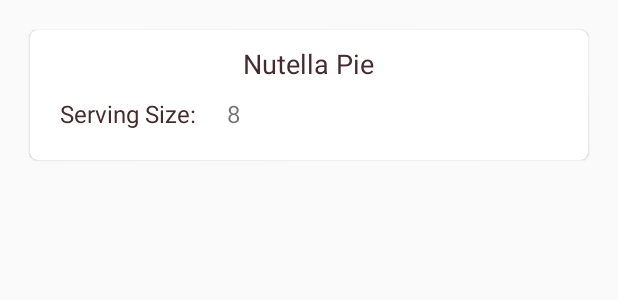
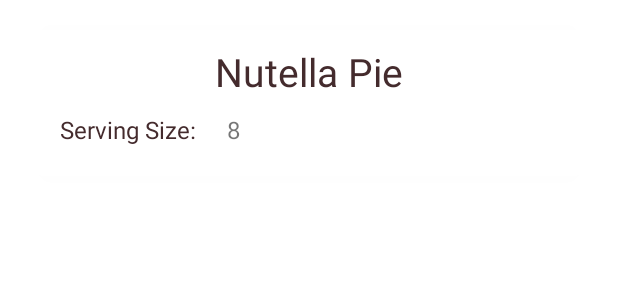
Before and after one commit to encomp/baking, an Android app: the layout item_recipe.xml on its own in the app's theme, with its tools: preview values and no code run, on a phone screen of 412 x 824 dp. Shown: the top 300 px of the screen. Run offline under Robolectric (Android 15) with nearby library versions, the phone set to English and light mode, and no system bars.

Commit message:
Fixing styles.

```diff
--- a/app/src/main/AndroidManifest.xml
+++ b/app/src/main/AndroidManifest.xml
@@ -10,7 +10,7 @@
         android:label="@string/app_name"
         android:roundIcon="@mipmap/ic_launcher_round"
         android:supportsRtl="true"
-        android:theme="@style/Theme.Shrine.Filter">
+        android:theme="@style/Theme.Shrine">
         <activity android:name=".ui.MainActivity">
             <intent-filter>
                 <action android:name="android.intent.action.MAIN" />
--- a/app/src/main/res/layout/bottom_app_bar.xml
+++ b/app/src/main/res/layout/bottom_app_bar.xml
@@ -7,7 +7,6 @@
 
     <com.google.android.material.bottomappbar.BottomAppBar
         android:id="@+id/bottom_app_bar"
-        style="@style/Widget.MaterialComponents.BottomAppBar"
         android:layout_width="match_parent"
         android:layout_height="wrap_content"
         android:layout_gravity="bottom"
--- a/app/src/main/res/layout/item_recipe.xml
+++ b/app/src/main/res/layout/item_recipe.xml
@@ -20,7 +20,9 @@
         android:layout_height="wrap_content"
         android:layout_gravity="center_horizontal"
         android:layout_margin="20dp"
-        app:cardCornerRadius="5dp">
+        app:cardCornerRadius="?attr/cornerRadius"
+        app:cardElevation="@dimen/shrine_section_elevation"
+        app:cardPreventCornerOverlap="false">
 
         <LinearLayout
             android:layout_width="match_parent"
@@ -30,6 +32,7 @@
 
             <TextView
                 style="@style/Widget.Shrine.TextView"
+                android:textSize="@dimen/shrine_section_title_text_size"
                 android:layout_width="wrap_content"
                 android:layout_height="wrap_content"
                 android:layout_gravity="center"
--- a/app/src/main/res/values/dimens.xml
+++ b/app/src/main/res/values/dimens.xml
@@ -11,5 +11,6 @@
 
     <dimen name="shrine_section_elevation">4dp</dimen>
     <dimen name="shrine_section_header_text_size">16sp</dimen>
+    <dimen name="shrine_section_title_text_size">26sp</dimen>
     <dimen name="shrine_seekbar_padding">12dp</dimen>
 </resources>
--- a/app/src/main/res/values/styles.xml
+++ b/app/src/main/res/values/styles.xml
@@ -1,18 +1,19 @@
 <resources>
 
-    <style name="Theme.Shrine" parent="Base.Theme.Shrine"/>
+    <style name="Theme.Shrine" parent="Base.Theme.Shrine" />
 
     <style name="Theme.Shrine.Launcher">
         <item name="colorPrimaryDark">?attr/colorPrimary</item>
         <item name="android:windowBackground">@drawable/launch_screen</item>
     </style>
 
-    <style name="Base.Theme.Shrine" parent="@style/Theme.AppCompat.Light.NoActionBar">
+    <style name="Base.Theme.Shrine" parent="@style/Theme.MaterialComponents.Light">
         <item name="colorPrimary">@color/colorPrimary</item>
         <item name="colorPrimaryDark">@color/colorPrimaryDark</item>
         <item name="colorAccent">@color/colorAccent</item>
         <item name="android:textColorPrimary">@color/textColorPrimary</item>
         <item name="toolbarStyle">@style/Widget.Shrine.Toolbar.Logo</item>
+        <item name="cornerRadius">8dp</item>
     </style>
 
     <style name="Widget.Shrine.Toolbar" parent="Widget.AppCompat.Toolbar">
@@ -33,7 +34,7 @@
         <item name="android:textStyle">bold</item>
     </style>
 
-    <style name="TextAppearance.Shrine.Logo" parent="Base.TextAppearance.Shrine.Logo"/>
+    <style name="TextAppearance.Shrine.Logo" parent="Base.TextAppearance.Shrine.Logo" />
 
     <style name="ThemeOverlay.Shrine.BottomNavView" parent="">
         <item name="colorPrimary">@color/colorAccent</item>
@@ -47,7 +48,7 @@
         <item name="android:theme">@style/ThemeOverlay.Shrine.BottomNavView</item>
     </style>
 
-    <style name="Shrine.BottomNavView" parent="Base.Shrine.BottomNavView"/>
+    <style name="Shrine.BottomNavView" parent="Base.Shrine.BottomNavView" />
 
     <style name="Theme.Shrine.Filter">
         <item name="android:textAppearance">@style/Widget.Shrine.TextView</item>
```
